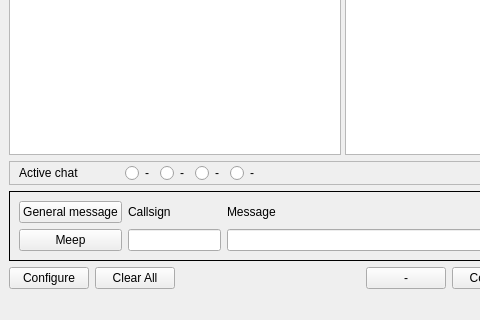
First picture: the form in mqt/MqtKSTClient/kstmainwindow.ui, repository Rsclub22/Minos2-Mirror, before the edit; both pictures show x 0 to 480 and y 377 to 697 of the 713 by 697 pixel window.
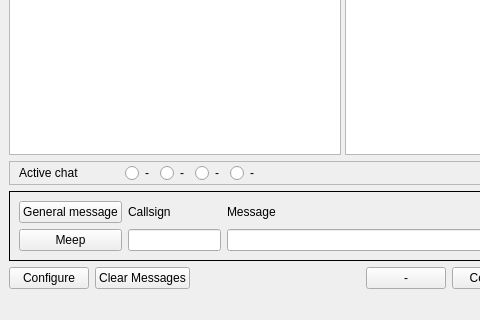
Second picture: the form after the edit. Custom widgets are drawn as their Qt base class.

Commit message: Clear all should be clear messages

Diff of the .ui file:
```diff
--- a/mqt/MqtKSTClient/kstmainwindow.ui
+++ b/mqt/MqtKSTClient/kstmainwindow.ui
@@ -425,7 +425,7 @@
       <item>
        <widget class="QPushButton" name="clearButton">
         <property name="text">
-         <string>Clear All</string>
+         <string>Clear Messages</string>
         </property>
        </widget>
       </item>
```
The commit also changes 1 other file.
